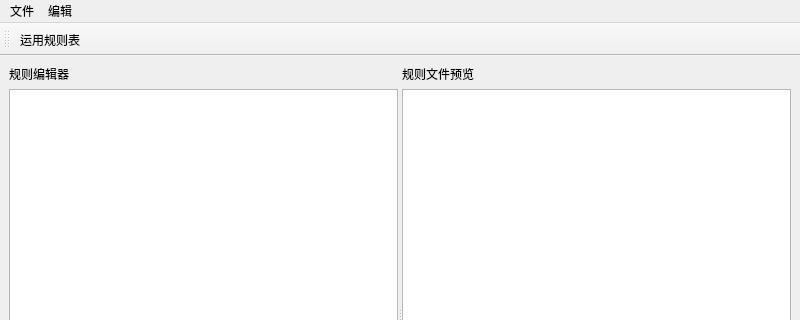
This is ruleediter.ui in VanShun/Qt_Parser as Qt 5 draws it before an edit; both pictures show x 0 to 800 and y 0 to 320 of the 800 by 600 pixel window. The edited form follows.
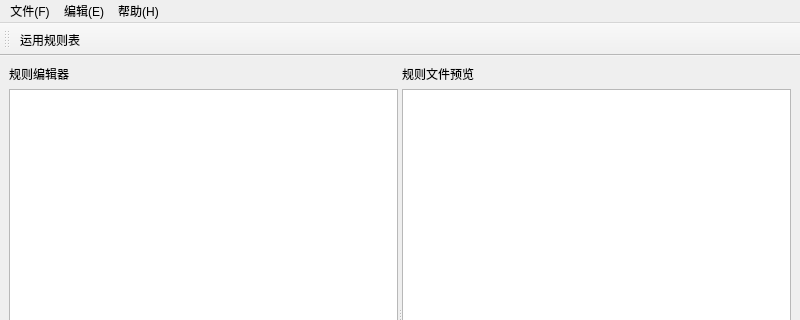
This is the edited form. Icons and pictures are not drawn.

Commit message: Added: 完善图标帮助文档等

```diff
--- a/ruleediter.ui
+++ b/ruleediter.ui
@@ -75,7 +75,7 @@
    </property>
    <widget class="QMenu" name="menu">
     <property name="title">
-     <string>文件</string>
+     <string>文件(F)</string>
     </property>
     <addaction name="act_New"/>
     <addaction name="act_Open"/>
@@ -85,16 +85,24 @@
    </widget>
    <widget class="QMenu" name="menu_2">
     <property name="title">
-     <string>编辑</string>
+     <string>编辑(E)</string>
     </property>
     <addaction name="act_Insert"/>
     <addaction name="act_Apend"/>
     <addaction name="act_Delete"/>
     <addaction name="act_Undo"/>
     <addaction name="act_trunc"/>
+    <addaction name="separator"/>
+   </widget>
+   <widget class="QMenu" name="menu_H">
+    <property name="title">
+     <string>帮助(H)</string>
+    </property>
+    <addaction name="act_help"/>
    </widget>
    <addaction name="menu"/>
    <addaction name="menu_2"/>
+   <addaction name="menu_H"/>
   </widget>
   <widget class="QStatusBar" name="statusbar"/>
   <widget class="QToolBar" name="toolBar">
```
Left out of the diff: 111 changed lines with no effect on the pictures. The commit also changes 31 other files.
